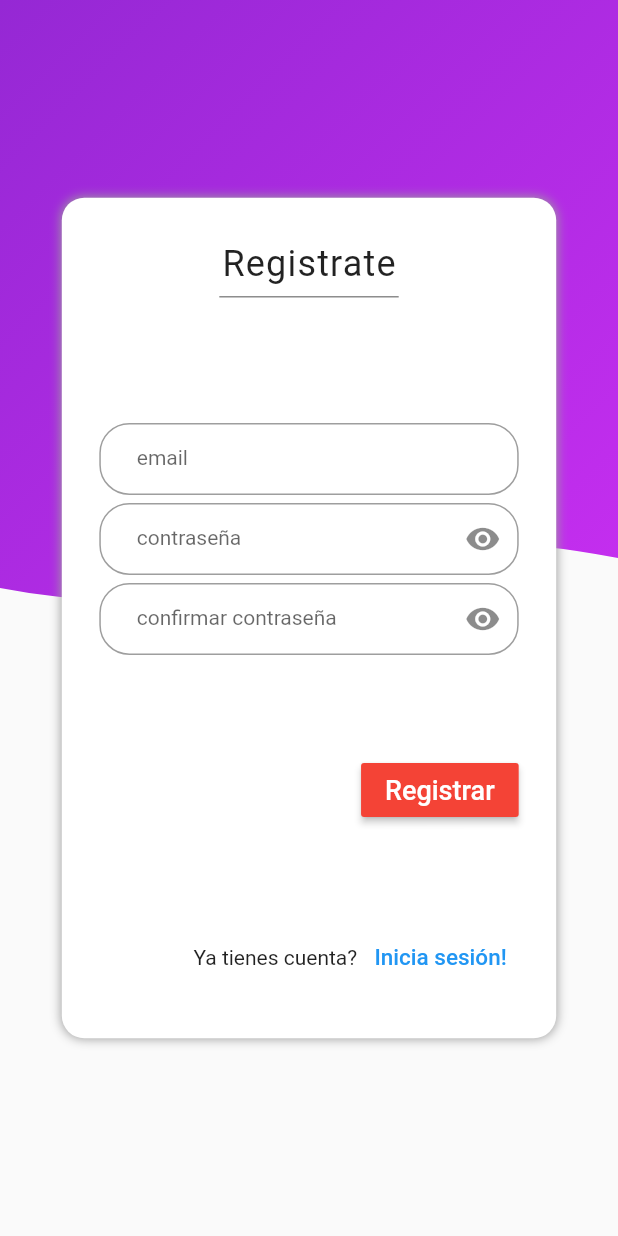
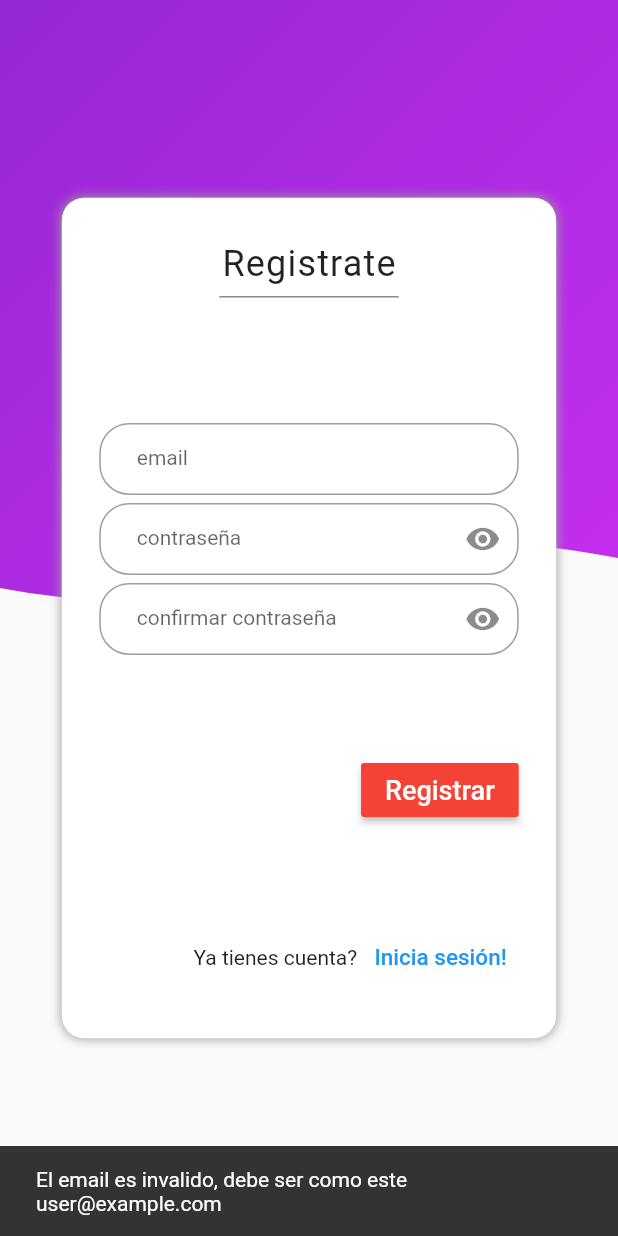
Before and after one commit to black-redoc/crud_products, a Flutter app: the SignupPage screen opened by its route, after a tap on "Registrar", on a phone screen of 412 x 824 dp. Run offline on Flutter 3.47's test engine with Material 2 defaults, Android fonts, the phone set to English and light mode, and no system bars; our stand-ins replace firebase_auth, google_sign_in; accounts and stored records are empty.

Commit message:
featue: added signup with firebase auth to onsubmit signup page form

```diff
--- a/lib/pages/signup_page.dart
+++ b/lib/pages/signup_page.dart
@@ -1,5 +1,7 @@
+import 'package:crud_products/repository/user_repository.dart';
 import 'package:crud_products/util/clippers/bottonWaveClipper.dart';
 import 'package:crud_products/util/colors.dart';
+import 'package:crud_products/util/validators/user_validator.dart';
 import 'package:flutter/material.dart';
 
 class SignupPage extends StatefulWidget {
@@ -15,6 +17,7 @@ class _SignupPageState extends State<SignupPage> {
   TextEditingController? _confirmPasswordController;
   bool _obscurePassword = true;
   Icon _passwordVisibilityIcon = Icon(Icons.visibility);
+  UserRepository? _userRepository;
 
   @override
   void initState() {
@@ -22,6 +25,7 @@ class _SignupPageState extends State<SignupPage> {
     _emailController = TextEditingController();
     _passwordController = TextEditingController();
     _confirmPasswordController = TextEditingController();
+    _userRepository = UserRepository();
   }
 
   @override
@@ -231,8 +235,68 @@ class _SignupPageState extends State<SignupPage> {
     ],
   );
 
-  void _onSubmit({BuildContext? context}) {
-    Navigator.of(context!).pushNamed("/");
+  void _onSubmit({BuildContext? context}) async {
+    if (!UserValidator.isEmailValid(email: _emailController!.text)) {
+      ScaffoldMessenger
+      .of(context!)
+      .showSnackBar(
+        SnackBar(
+          content: Text("El email es invalido, debe ser como este user@example.com")
+        )
+      );
+    } else if (!UserValidator.isPasswordValid(password: _passwordController!.text)) {
+      ScaffoldMessenger
+      .of(context!)
+      .showSnackBar(
+        SnackBar(
+          content: Text(
+            "La contraseña es invalida, debe tener minimo 8 caracteres, "
+            "1 letra y 1 número."
+          )
+        )
+      );
+    } else if (_passwordController!.text != _confirmPasswordController!.text) {
+      ScaffoldMessenger
+      .of(context!)
+      .showSnackBar(
+        SnackBar(
+          content: Text(
+            "Las contraseñas no coinciden."
+          )
+        )
+      );
+    } else {
+      try {
+        await _userRepository!.signUpWithCredentials(
+          _emailController!.text,
+          _passwordController!.text
+        );
+
+        _emailController!..clear()..clearComposing();
+        _passwordController!..clear()..clearComposing();
+        _confirmPasswordController!..clear()..clearComposing();
+
+        ScaffoldMessenger
+        .of(context!)
+        .showSnackBar(
+          SnackBar(
+            content: Text(
+              "Registro con exito!"
+            )
+          )
+        );
+      } catch(_) {
+        ScaffoldMessenger
+        .of(context!)
+        .showSnackBar(
+          SnackBar(
+            content: Text(
+              "Hubo un error al registrar!"
+            )
+          )
+        );
+      }
+    }
   }
 
   void _redirectToLogin({
```
